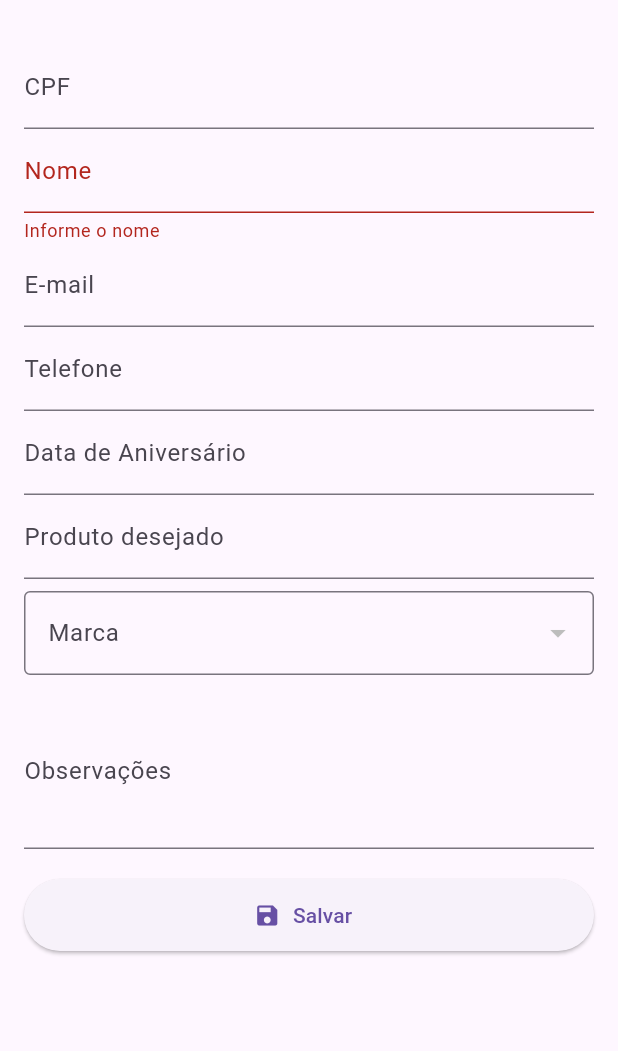
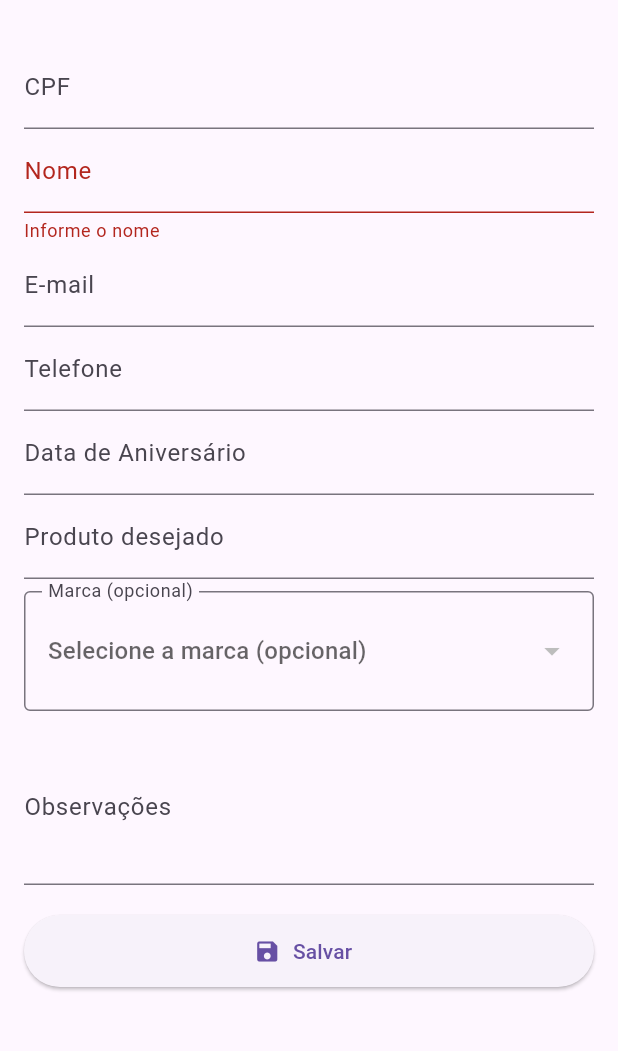
Before and after one commit to PJosquin/cadastro_clientes_final, a Flutter app: the CadastroPage screen opened directly, after a tap on "Salvar", on a phone screen of 412 x 824 dp, the part 63-1114 px from its top. Run offline on Flutter 3.47's test engine with Material 3 defaults, Android fonts, the light colour scheme and no system bars; our stand-ins replace cloud_firestore, firebase_core, flutter_masked_text2, font_awesome_flutter, mask_text_input_formatter; missing offline and left inert: mobile_scanner, qr_code_scanner; accounts and stored records are empty.

Commit message:
v8.0-estavel — versão validada e estável com WhatsApp restaurado e melhorias gerais

```diff
--- a/lib/cadastro_page.dart
+++ b/lib/cadastro_page.dart
@@ -3,6 +3,7 @@ import 'package:flutter/material.dart';
 import 'package:cloud_firestore/cloud_firestore.dart';
 import 'package:flutter_masked_text2/flutter_masked_text2.dart';
 import 'package:url_launcher/url_launcher.dart';
+import 'package:font_awesome_flutter/font_awesome_flutter.dart';
 
 class CadastroPage extends StatefulWidget {
   const CadastroPage({Key? key}) : super(key: key);
@@ -23,7 +24,15 @@ class _CadastroPageState extends State<CadastroPage> {
   final produtoController = TextEditingController();
   final observacoesController = TextEditingController();
 
-  String? _marcaSelecionada; // dropdown (opcional)
+  // Marca (dropdown opcional)
+  String? _marcaSelecionada;
+  List<String> _todasMarcas = [];
+
+  @override
+  void initState() {
+    super.initState();
+    _carregarMarcas();
+  }
 
   @override
   void dispose() {
@@ -37,7 +46,7 @@ class _CadastroPageState extends State<CadastroPage> {
     super.dispose();
   }
 
-  // 🔠 Capitaliza cada palavra
+  // ---- Utilitários ----
   String _capitalizarNome(String nome) {
     final partes = nome
         .trim()
@@ -48,42 +57,148 @@ class _CadastroPageState extends State<CadastroPage> {
     return partes.join(' ');
   }
 
+  String _somenteDigitos(String s) => s.replaceAll(RegExp(r'[^0-9]'), '');
+
+  Future<void> _abrirWhatsApp(String telefoneE164, String texto) async {
+    final uri = Uri.parse('https://wa.me/$telefoneE164?text=${Uri.encodeComponent(texto)}');
+    if (!await launchUrl(uri, mode: LaunchMode.externalApplication)) {
+      if (!mounted) return;
+      ScaffoldMessenger.of(context).showSnackBar(
+        const SnackBar(content: Text('Não foi possível abrir o WhatsApp.')),
+      );
+    }
+  }
+
+  void _mostrarSheetWhatsapp({
+    required String telefoneBr, // ex: (21) 99999-0000
+    required String nome,       // nome do cliente
+  }) {
+    final telDigits = _somenteDigitos(telefoneBr);
+    if (telDigits.isEmpty) {
+      ScaffoldMessenger.of(context).showSnackBar(
+        const SnackBar(content: Text('Telefone vazio — não dá para enviar no WhatsApp.')),
+      );
+      return;
+    }
+    // E.164 simples para BR: 55 + DDD + número
+    final telefoneE164 = telDigits.length >= 10 ? '55$telDigits' : telDigits;
+
+    final controllerMensagem = TextEditingController(
+      text: 'Olá, $nome! Queremos agradecer de coração pela sua compra. '
+          'Ficamos muito felizes em ter você como cliente!\n\n'
+          'Este é o nosso contato oficial. Anote aí! '
+          'Estamos à disposição para qualquer dúvida ou suporte que precisar.',
+    );
+
+    showModalBottomSheet(
+      context: context,
+      isScrollControlled: true,
+      showDragHandle: true,
+      builder: (ctx) {
+        return SafeArea(
+          child: Padding(
+            padding: EdgeInsets.only(
+              left: 16, right: 16, top: 12,
+              bottom: 16 + MediaQuery.of(ctx).viewInsets.bottom,
+            ),
+            child: Column(
+              mainAxisSize: MainAxisSize.min,
+              children: [
+                const Text(
+                  'Enviar mensagem no WhatsApp',
+                  style: TextStyle(fontSize: 16, fontWeight: FontWeight.bold),
+                ),
+                const SizedBox(height: 8),
+                TextField(
+                  controller: controllerMensagem,
+                  maxLines: 6,
+                  decoration: const InputDecoration(
+                    border: OutlineInputBorder(),
+                    labelText: 'Mensagem (editável)',
+                  ),
+                ),
+                const SizedBox(height: 12),
+                SizedBox(
+                  width: double.infinity,
+                  child: ElevatedButton.icon(
+                    icon: const FaIcon(FontAwesomeIcons.whatsapp),
+                    label: const Text('Enviar no WhatsApp'),
+                    onPressed: () {
+                      final msg = controllerMensagem.text.trim();
+                      Navigator.pop(ctx);
+                      _abrirWhatsApp(telefoneE164, msg.isEmpty ? 'Olá!' : msg);
+                    },
+                  ),
+                ),
+              ],
+            ),
+          ),
+        );
+      },
+    );
+  }
+
+  Future<void> _carregarMarcas() async {
+    try {
+      final snap = await FirebaseFirestore.instance
+          .collection('marcas')
+          .orderBy('nome')
+          .get();
+      final lista = snap.docs
+          .map((d) => (d.data()['nome']?.toString() ?? '').trim())
+          .where((s) => s.isNotEmpty)
+          .toList();
+      setState(() {
+        _todasMarcas = lista;
+      });
+    } catch (_) {
+      // Se falhar, mantém lista vazia e segue sem travar a tela
+    }
+  }
+
   Future<void> _salvarCliente() async {
     if (!_formKey.currentState!.validate()) return;
 
     final cpf = cpfController.text.trim();
     final nomeCru = nomeController.text.trim();
-
-    // ✅ NOVO: capitaliza e atualiza o campo visível
-    final nome = _capitalizarNome(nomeCru);
-    nomeController.text = nome;
+    final nome = _capitalizarNome(nomeCru); // capitaliza na gravação
+    nomeController.text = nome; // reflete na UI
 
     final email = emailController.text.trim();
     final telefone = telefoneController.text.trim();
     final aniversario = aniversarioController.text.trim();
     final produto = produtoController.text.trim();
     final observacoes = observacoesController.text.trim();
-    final marca = _marcaSelecionada ?? ''; // opcional
+    final marca = (_marcaSelecionada ?? '').trim();
 
     try {
       await FirebaseFirestore.instance.collection('clientes').add({
         'cpf': cpf,
-        'nome': nome, // ✅ salvo capitalizado
+        'nome': nome,
         'email': email,
         'telefone': telefone,
         'aniversario': aniversario,
         'produto': produto,
-        'marca': marca,
+        'marca': marca, // compat com telas antigas
         'observacoes': observacoes,
         'dataCadastro': Timestamp.now(),
       });
 
       if (!mounted) return;
       ScaffoldMessenger.of(context).showSnackBar(
-        const SnackBar(content: Text('Cliente salvo com sucesso!')),
+        const SnackBar(
+          content: Text('Cliente salvo com sucesso!'),
+          duration: Duration(seconds: 2),
+        ),
       );
 
-      // Limpa os campos
+      // 👉 Mostrar opção de WhatsApp ANTES de limpar os campos
+      _mostrarSheetWhatsapp(
+        telefoneBr: telefone,
+        nome: nome,
+      );
+
+      // Limpa tudo após acionar a folha de WhatsApp
       _formKey.currentState!.reset();
       cpfController.updateText('');
       telefoneController.updateText('');
@@ -92,7 +207,9 @@ class _CadastroPageState extends State<CadastroPage> {
       emailController.clear();
       produtoController.clear();
       observacoesController.clear();
-      setState(() => _marcaSelecionada = null);
+      setState(() {
+        _marcaSelecionada = null;
+      });
     } catch (e) {
       if (!mounted) return;
       ScaffoldMessenger.of(context).showSnackBar(
@@ -137,7 +254,7 @@ class _CadastroPageState extends State<CadastroPage> {
                 decoration: const InputDecoration(labelText: 'E-mail'),
               ),
 
-              // Telefone (opcional)
+              // Telefone
               TextFormField(
                 controller: telefoneController,
                 keyboardType: TextInputType.phone,
@@ -159,44 +276,26 @@ class _CadastroPageState extends State<CadastroPage> {
 
               const SizedBox(height: 8),
 
-              // 🔽 Dropdown de Marcas (opcional, carrega do Firestore)
-              StreamBuilder<QuerySnapshot>(
-                stream: FirebaseFirestore.instance
-                    .collection('marcas')
-                    .orderBy('nome')
-                    .snapshots(),
-                builder: (context, snapshot) {
-                  if (snapshot.connectionState == ConnectionState.waiting) {
-                    return const Padding(
-                      padding: EdgeInsets.symmetric(vertical: 8.0),
-                      child: LinearProgressIndicator(),
-                    );
-                  }
-                  final itens = snapshot.hasData
-                      ? snapshot.data!.docs
-                          .map((d) => (d.data() as Map<String, dynamic>)['nome']?.toString() ?? '')
-                          .where((s) => s.isNotEmpty)
-                          .toList()
-                      : <String>[];
-
-                  return DropdownButtonFormField<String>(
-                    value: (_marcaSelecionada != null && itens.contains(_marcaSelecionada))
-                        ? _marcaSelecionada
-                        : null,
-                    items: itens
+              // Marca (dropdown opcional, sem obrigatoriedade)
+              InputDecorator(
+                decoration: const InputDecoration(
+                  labelText: 'Marca (opcional)',
+                  border: OutlineInputBorder(),
+                ),
+                child: DropdownButtonHideUnderline(
+                  child: DropdownButton<String>(
+                    isExpanded: true,
+                    value: _marcaSelecionada,
+                    hint: const Text('Selecione a marca (opcional)'),
+                    items: _todasMarcas
                         .map((m) => DropdownMenuItem<String>(
                               value: m,
                               child: Text(m),
                             ))
                         .toList(),
                     onChanged: (v) => setState(() => _marcaSelecionada = v),
-                    decoration: const InputDecoration(
-                      labelText: 'Marca',
-                      border: OutlineInputBorder(),
-                    ),
-                    isExpanded: true,
-                  );
-                },
+                  ),
+                ),
               ),
 
               const SizedBox(height: 12),
@@ -210,7 +309,7 @@ class _CadastroPageState extends State<CadastroPage> {
 
               const SizedBox(height: 20),
 
-              // Botão Salvar
+              // Botão Salvar (largura total)
               SizedBox(
                 width: double.infinity,
                 child: ElevatedButton.icon(
--- a/pubspec.yaml
+++ b/pubspec.yaml
@@ -1,7 +1,7 @@
 name: cadastro_clientes
 description: "Cadastro de Clientes - Versão Estável Blindada"
 publish_to: 'none'
-version: 7.3.0+73
+version: 8.0.0+80
 
 environment:
   sdk: ">=3.3.0 <3.10.0"
```
